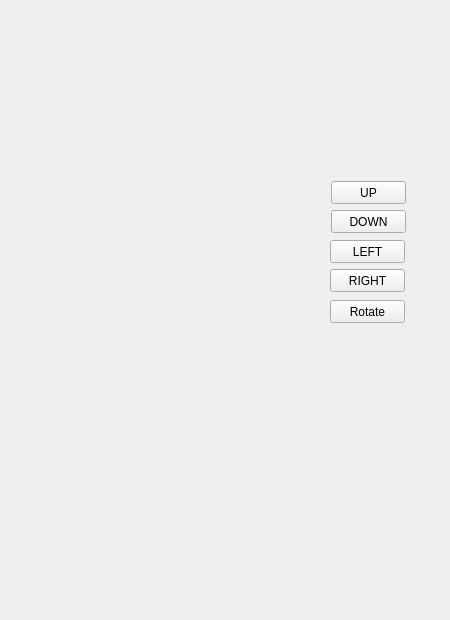
This is tetrisGraphicsItem/src/mainwindow.ui in zhoutk/qtDemo as Qt 5 draws it before an edit. The edited form follows.
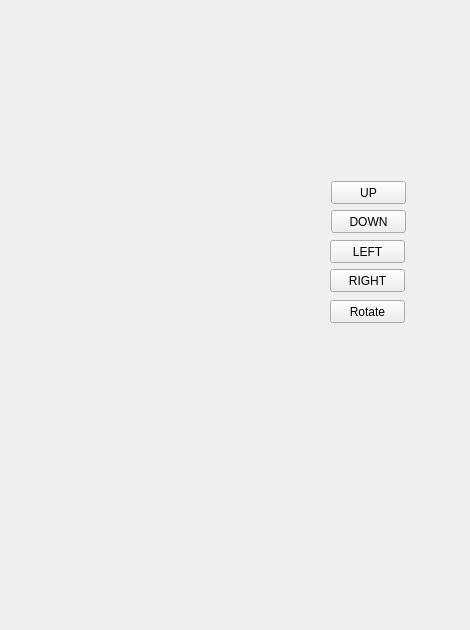
This is the edited form.

Commit message: adapt to mac.

What changed in the file:
```diff
--- a/tetrisGraphicsItem/src/mainwindow.ui
+++ b/tetrisGraphicsItem/src/mainwindow.ui
@@ -6,20 +6,20 @@
    <rect>
     <x>0</x>
     <y>0</y>
-    <width>450</width>
-    <height>620</height>
+    <width>470</width>
+    <height>630</height>
    </rect>
   </property>
   <property name="minimumSize">
    <size>
-    <width>450</width>
-    <height>620</height>
+    <width>470</width>
+    <height>630</height>
    </size>
   </property>
   <property name="maximumSize">
    <size>
-    <width>450</width>
-    <height>620</height>
+    <width>470</width>
+    <height>630</height>
    </size>
   </property>
   <property name="windowTitle">
```
The commit also changes 2 other files.
